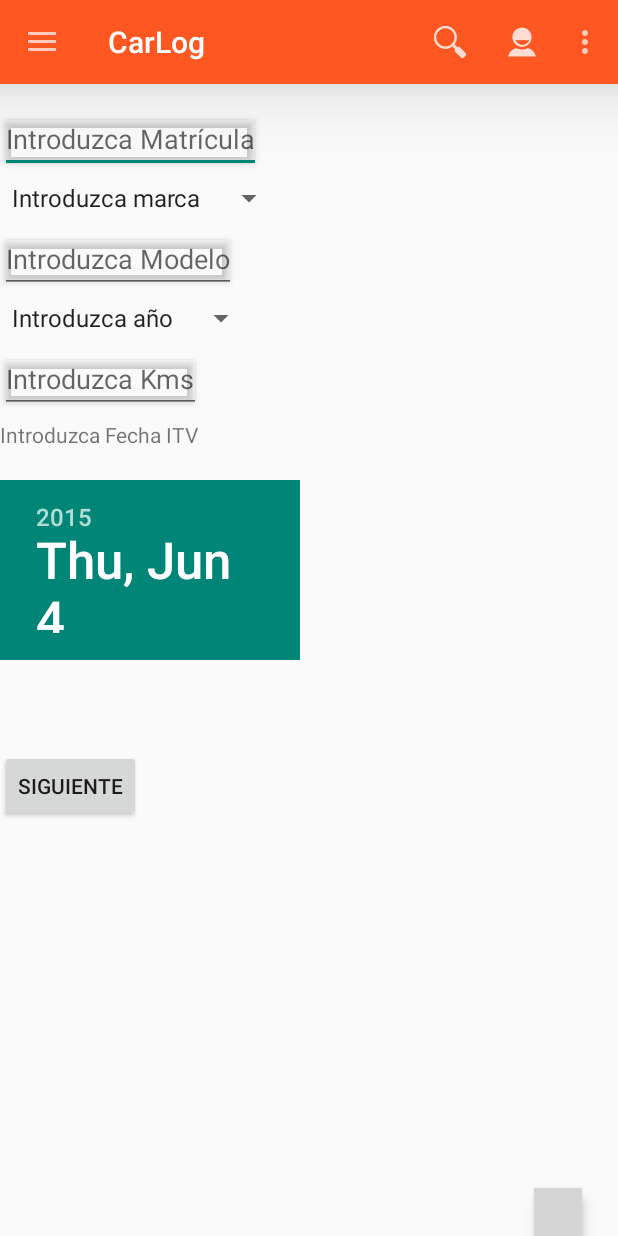
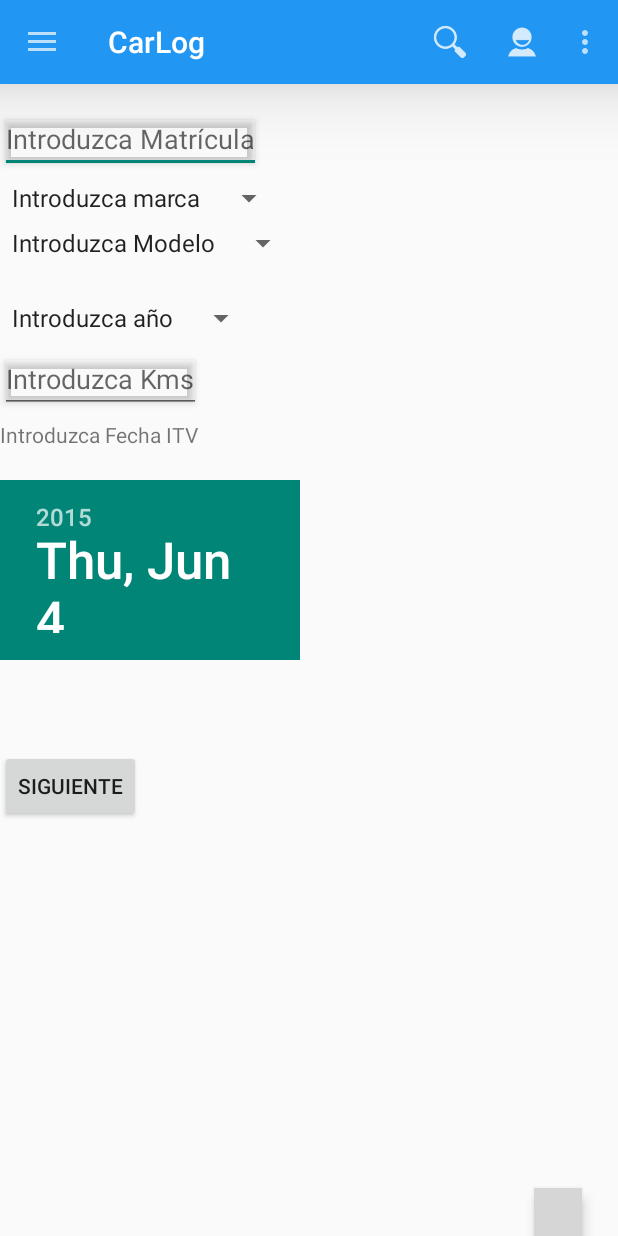
Before and after one commit to GilberAlvarado/CarLog, an Android app: the screen it shows after launch (MyActivity), on a phone screen of 412 x 824 dp. Run offline under Robolectric (Android 15) with nearby library versions, the phone set to English and light mode, and no system bars; libraries missing offline, so code that uses them is left out: com.afollestad.materialdialogs, com.gc.materialdesign; plain views replace ButtonFloat; 10 statements that could not run were skipped; grey boxes are pictures that could not be loaded.

Commit message:
- El textfield modelo pasa a ser un combobox - Se rellenan los combos de marca y modelo desde base de datos - El combo de modelos depende del de marcas cada vez que se cambia - Se cambian los colores del toolbar a azul

```diff
--- a/app/build.gradle
+++ b/app/build.gradle
@@ -29,4 +29,7 @@ dependencies {
 
     compile 'de.hdodenhof:circleimageview:1.2.1'
     compile 'com.android.support:recyclerview-v7:+'
+
+    compile 'me.drakeet.materialdialog:library:1.2.2'
+    compile 'com.afollestad:material-dialogs:0.7.5.1'
 }
--- a/app/src/main/java/com/carlog/gilberto/carlog/MyActivity.java
+++ b/app/src/main/java/com/carlog/gilberto/carlog/MyActivity.java
@@ -1,6 +1,8 @@
 package com.carlog.gilberto.carlog;
 
+import android.app.Activity;
 import android.content.Context;
+import android.content.DialogInterface;
 import android.content.Intent;
 import android.database.Cursor;
 import android.os.Bundle;
@@ -27,11 +29,15 @@ import android.widget.Spinner;
 import android.widget.TextView;
 import android.widget.Toast;
 
+import com.afollestad.materialdialogs.MaterialDialog;
 import com.carlog.gilberto.carlog.data.DBCar;
 import com.carlog.gilberto.carlog.data.DBLogs;
+import com.carlog.gilberto.carlog.data.DBMarcas;
+import com.carlog.gilberto.carlog.data.DBModelos;
 import com.gc.materialdesign.views.ButtonFlat;
 import com.gc.materialdesign.views.ButtonFloat;
 import com.gc.materialdesign.widgets.Dialog;
+
 
 import java.util.ArrayList;
 import java.util.Calendar;
@@ -64,8 +70,10 @@ public class MyActivity extends ActionBarActivity {
 
 
     private Spinner spinner_marcas;
+    private Spinner spinner_modelos;
     private Spinner spinner_years;
     private List<String> lista_marcas;
+    private List<String> lista_modelos;
     private List<String> lista_years;
 
     public final static int NO_YEARS = -1;
@@ -77,9 +85,17 @@ public class MyActivity extends ActionBarActivity {
         //spinner_marcas = (Spinner) findViewById(R.id.cmb_marcas);
         lista_marcas = new ArrayList<String>();
         spinner_marcas = (Spinner) this.findViewById(R.id.cmb_marcas);
-        lista_marcas.add(INICIAL_MARCA);
-        lista_marcas.add("Audi");
-        lista_marcas.add("BMW");
+
+        DBMarcas dbmarcas = new DBMarcas(getApplicationContext());
+        Cursor cursor = dbmarcas.buscarMarcas();
+
+        int i = 0;
+        for(cursor.moveToFirst(); !cursor.isAfterLast(); cursor.moveToNext()){
+            String marca = cursor.getString(cursor.getColumnIndex(DBMarcas.CN_MARCA));
+            lista_marcas.add(marca);
+        }
+
+
         ArrayAdapter<String> adaptador = new ArrayAdapter<String>(this, android.R.layout.simple_spinner_item, lista_marcas);
         adaptador.setDropDownViewResource(android.R.layout.simple_spinner_dropdown_item);
         spinner_marcas.setAdapter(adaptador);
@@ -88,6 +104,93 @@ public class MyActivity extends ActionBarActivity {
             int spinnerPostion = adaptador.getPosition(marca);
             spinner_marcas.setSelection(spinnerPostion);
             spinnerPostion = 0;
+        }
+
+    }
+
+
+    private void RellenarModelos() {
+        spinner_marcas.setOnItemSelectedListener(new AdapterView.OnItemSelectedListener() {
+            @Override
+            public void onItemSelected(AdapterView<?> parentView, View selectedItemView, int position, long id) {
+                lista_modelos = new ArrayList<String>(); // para borrar los anteriores y no añadir al final
+
+                String marca_seleccionada = spinner_marcas.getSelectedItem().toString();
+                DBMarcas dbmarcas = new DBMarcas(getApplicationContext());
+                Cursor c_marcas = dbmarcas.buscarMarcas(marca_seleccionada);
+
+                System.out.println("marca_seleccionada "+marca_seleccionada);
+
+                int id_marca = 0;
+                for (c_marcas.moveToFirst(); !c_marcas.isAfterLast(); c_marcas.moveToNext()) {
+                    id_marca = c_marcas.getInt(c_marcas.getColumnIndex(DBMarcas.CN_ID));
+                }
+
+                DBModelos dbmodelos = new DBModelos(getApplicationContext());
+                Cursor cursor = dbmodelos.buscarModelosDeMarca(id_marca);
+
+                lista_modelos.add(INICIAL_MODELO);
+                if(id_marca > 0 ) { // No es inicial_marca
+                    for (cursor.moveToFirst(); !cursor.isAfterLast(); cursor.moveToNext()) {
+                        String modelo = cursor.getString(cursor.getColumnIndex(DBModelos.CN_MODELO));
+                        lista_modelos.add(modelo);
+                    }
+                }
+
+                ArrayAdapter<String> adaptador = new ArrayAdapter<String>(parentView.getContext(), android.R.layout.simple_spinner_item, lista_modelos);
+                adaptador.setDropDownViewResource(android.R.layout.simple_spinner_dropdown_item);
+                spinner_modelos.setAdapter(adaptador);
+
+                if (!modelo.equals(INICIAL_MODELO)) {
+                    int spinnerPostion = adaptador.getPosition(modelo);
+                    spinner_modelos.setSelection(spinnerPostion);
+                }
+            }
+
+            @Override
+            public void onNothingSelected(AdapterView<?> parentView) {
+                // your code here
+            }
+
+        });
+
+
+        lista_modelos = new ArrayList<String>();
+        spinner_modelos = (Spinner) this.findViewById(R.id.cmb_modelo);
+
+        String marca_seleccionada = spinner_marcas.getSelectedItem().toString();
+        DBMarcas dbmarcas = new DBMarcas(getApplicationContext());
+        Cursor c_marcas = dbmarcas.buscarMarcas(marca_seleccionada);
+
+        int id_marca = 0;
+        for (c_marcas.moveToFirst(); !c_marcas.isAfterLast(); c_marcas.moveToNext()) {
+            id_marca = c_marcas.getInt(c_marcas.getColumnIndex(DBMarcas.CN_ID));
+        }
+
+        if(marca_seleccionada.equals(INICIAL_MARCA) || marca_seleccionada.isEmpty()) {
+            lista_modelos.add(INICIAL_MODELO);
+        }
+        else {
+            DBModelos dbmodelos = new DBModelos(getApplicationContext());
+            Cursor cursor = dbmodelos.buscarModelosDeMarca(id_marca);
+
+            lista_modelos.add(INICIAL_MODELO);
+            for (cursor.moveToFirst(); !cursor.isAfterLast(); cursor.moveToNext()) {
+                String modelo = cursor.getString(cursor.getColumnIndex(DBModelos.CN_MODELO));
+                lista_modelos.add(modelo);
+            }
+        }
+
+
+
+
+        ArrayAdapter<String> adaptador = new ArrayAdapter<String>(this, android.R.layout.simple_spinner_item, lista_modelos);
+        adaptador.setDropDownViewResource(android.R.layout.simple_spinner_dropdown_item);
+        spinner_modelos.setAdapter(adaptador);
+
+        if (!modelo.equals(INICIAL_MODELO)) {
+            int spinnerPostion = adaptador.getPosition(modelo);
+            spinner_modelos.setSelection(spinnerPostion);
         }
 
     }
@@ -186,14 +289,20 @@ public class MyActivity extends ActionBarActivity {
         TextView text = (TextView)findViewById(R.id.matricula);
         text.setText("");
 
-        text = (TextView)findViewById(R.id.modelo);
-        text.setText("");
-
         text=(TextView)findViewById(R.id.kms);
         text.setText("");
 
+        marca = INICIAL_MARCA;
+        modelo = INICIAL_MODELO;
+        kms = INICIAL_KMS;
+        year = INICIAL_YEAR;
+        matricula = INICIAL_MATRICULA;
+
+
         spinner_years.setSelection(0);
+        spinner_modelos.setSelection(0);
         spinner_marcas.setSelection(0);
+
 
 
         Calendar calendar = Calendar.getInstance();
@@ -268,6 +377,7 @@ public class MyActivity extends ActionBarActivity {
         }
     }
 
+
     private void coches_en_NavigationDrawer(final DBCar dbcar, Cursor c) {
         mRecyclerView = (RecyclerView) findViewById(R.id.RecyclerView); // Assigning the RecyclerView Object to the xml View
 
@@ -306,10 +416,9 @@ public class MyActivity extends ActionBarActivity {
 
         mAdapter.setOnLongClickListener(new View.OnLongClickListener() {
             @Override
-            public boolean onLongClick(View v) {
+            public boolean onLongClick(final View v) {
 
                 String matricula_seleccionada = mAdapter.getMatriculaSeleccionada(mRecyclerView.getChildPosition(v) - 1);
-
                 Cursor c = dbcar.buscarCoche(matricula_seleccionada); // Necesitamos saber si el coche que vamos a borrar es el activo
 
                 int activo = 0;
@@ -344,10 +453,10 @@ public class MyActivity extends ActionBarActivity {
 
                 ActualizarCochesDrawer(dbcar);
 
-                return true;
 
 
 
+                return true;
             }
         });
 
@@ -386,14 +495,13 @@ public class MyActivity extends ActionBarActivity {
 
     private void RellenarPantalla() {
         RellenarMarcas();
+        RellenarModelos();
         RellenarYears();
 
         TextView text = (TextView)findViewById(R.id.matricula);
         text.setText(matricula);
         //if(!matricula.equals("Introduzca Matrícula")) text.setEnabled(false); //no editable si ya está la matrícula
 
-        text = (TextView)findViewById(R.id.modelo);
-        text.setText(modelo);
 
         text=(TextView)findViewById(R.id.kms);
         text.setText(kms);
@@ -413,13 +521,13 @@ public class MyActivity extends ActionBarActivity {
         marca = spinner_marca.getSelectedItem().toString();
         System.out.println(marca);
 
+        Spinner spinner_modelo = (Spinner)findViewById(R.id.cmb_modelo);
+        modelo = spinner_modelo.getSelectedItem().toString();
+        System.out.println(modelo);
+
         matriculaT = (EditText) findViewById (R.id.matricula);
         matricula = matriculaT.getText().toString();
         System.out.println(matricula);
-
-        modeloT = (EditText) findViewById (R.id.modelo);
-        modelo = modeloT.getText().toString();
-        System.out.println(modelo);
 
         Spinner spinner_year = (Spinner)findViewById(R.id.cmb_years);
         year = spinner_year.getSelectedItem().toString();
@@ -517,7 +625,7 @@ public class MyActivity extends ActionBarActivity {
                 Toast.makeText(MyActivity.this, "Ha de introducir la matrícula.", Toast.LENGTH_LONG).show();
             } else if (TextUtils.isEmpty(marca) || marca.equals(INICIAL_MARCA)) {
                 Toast.makeText(MyActivity.this, "Ha de introducir la marca.", Toast.LENGTH_LONG).show();
-            } else if (TextUtils.isEmpty(modelo)) {
+            } else if (TextUtils.isEmpty(modelo) || marca.equals(INICIAL_MODELO)) {
                 Toast.makeText(MyActivity.this, "Ha de introducir el modelo.", Toast.LENGTH_LONG).show();
             } else if (TextUtils.isEmpty(kms)) {
                 Toast.makeText(MyActivity.this, "Ha de introducir el nº de kilómetros.", Toast.LENGTH_LONG).show();
--- a/app/src/main/java/com/carlog/gilberto/carlog/data/DBMarcas.java
+++ b/app/src/main/java/com/carlog/gilberto/carlog/data/DBMarcas.java
@@ -50,9 +50,15 @@ public class DBMarcas {
 
 
 
+    public Cursor buscarMarcas() {
+        String[] columnas = new String[]{CN_ID, CN_MARCA, CN_IMG};
+        return db.query(TABLE_NAME, columnas, null, null, null, null, null);
+
+    }
+
 
     public Cursor buscarMarcas(String marca) {
-        String[] columnas = new String[]{CN_MARCA, CN_IMG};
+        String[] columnas = new String[]{CN_ID, CN_MARCA, CN_IMG};
         return db.query(TABLE_NAME, columnas, CN_MARCA + "=?", new String[]{marca}, null, null, null);
 
     }
--- a/app/src/main/java/com/carlog/gilberto/carlog/data/DBModelos.java
+++ b/app/src/main/java/com/carlog/gilberto/carlog/data/DBModelos.java
@@ -49,11 +49,20 @@ public class DBModelos {
     }
 
 
+    public Cursor buscarModelos() {
+        String[] columnas = new String[]{CN_ID, CN_MODELO, CN_IMG, CN_MARCA};
+        return db.query(TABLE_NAME, columnas, null, null, null, null, null);
 
+    }
 
+    public Cursor buscarModelosDeMarca(int marca) {
+        String[] columnas = new String[]{CN_ID, CN_MARCA, CN_MODELO, CN_IMG};
+        return db.query(TABLE_NAME, columnas, CN_MARCA + "=?", new String[]{Integer.toString(marca)}, null, null, null);
+
+    }
 
     public Cursor buscarModelos(String modelo) {
-        String[] columnas = new String[]{CN_MARCA, CN_IMG};
+        String[] columnas = new String[]{CN_ID, CN_MARCA, CN_MODELO, CN_IMG};
         return db.query(TABLE_NAME, columnas, CN_MODELO + "=?", new String[]{modelo}, null, null, null);
 
     }
--- a/app/src/main/java/com/carlog/gilberto/carlog/data/DbHelper.java
+++ b/app/src/main/java/com/carlog/gilberto/carlog/data/DbHelper.java
@@ -19,7 +19,7 @@ import java.util.List;
 public class DbHelper extends SQLiteOpenHelper {
 
     private static final String DB_NAME = "carlog.sqlite";
-    private static final int DB_SCHEME_VERSION = 39;
+    private static final int DB_SCHEME_VERSION = 42;
 
     public DbHelper(Context context) {
         super(context, DB_NAME, null, DB_SCHEME_VERSION);
@@ -29,22 +29,22 @@ public class DbHelper extends SQLiteOpenHelper {
     public void onCreate(SQLiteDatabase sqLiteDatabase) {
      //   sqLiteDatabase.execSQL(DBCar.CREATE_TABLE);
         sqLiteDatabase.execSQL(DBLogs.CREATE_TABLE);
-      //  sqLiteDatabase.execSQL(DBMarcas.CREATE_TABLE);
-      //  sqLiteDatabase.execSQL(DBModelos.CREATE_TABLE);
+        sqLiteDatabase.execSQL(DBMarcas.CREATE_TABLE);
+        sqLiteDatabase.execSQL(DBModelos.CREATE_TABLE);
       //  sqLiteDatabase.execSQL(DBTiposRevision.CREATE_TABLE);
      //   sqLiteDatabase.execSQL(DBAceite.CREATE_TABLE);
 
-/*
+
         /// Inicializamos la tabla de modelos
-        String[] lista_modelos = {"TT", "Z3"};
-        String[] lista_img_modelos = {"modelo_audi_tt", "modelo_bmw_z4"};
-        int[] lista_marca_modelos = {1, 2};
+        String[] lista_modelos = {"Introduzca Modelo", "TT", "Z3"};
+        String[] lista_img_modelos = {"modelo_inicio", "modelo_audi_tt", "modelo_bmw_z4"};
+        int[] lista_marca_modelos = {0, 1, 2};
 
         sqLiteDatabase.beginTransaction();
         try {
             ContentValues values = new ContentValues();
             for (int i = 0; i < lista_modelos.length; i++) {
-                values.put(DBModelos.CN_ID, i+1);
+                values.put(DBModelos.CN_ID, i); // el 0 es para el inicio
                 values.put(DBModelos.CN_MODELO, lista_modelos[i]);
                 values.put(DBModelos.CN_IMG, lista_img_modelos[i]);
                 values.put(DBModelos.CN_MARCA, lista_marca_modelos[i]);
@@ -57,14 +57,14 @@ public class DbHelper extends SQLiteOpenHelper {
 
 
         /// Inicializamos la tabla de marcas
-        String[] lista_marcas = {"Audi", "BMW"};
-        String[] lista_img_marcas = {"logo_audi", "logo_bmw"};
+        String[] lista_marcas = {"Introduzca marca", "Audi", "BMW"};
+        String[] lista_img_marcas = {"logo_inicio", "logo_audi", "logo_bmw"};
 
         sqLiteDatabase.beginTransaction();
         try {
             ContentValues values = new ContentValues();
             for (int i = 0; i < lista_marcas.length; i++) {
-                values.put(DBMarcas.CN_ID, i+1);
+                values.put(DBMarcas.CN_ID, i); // el 0 es para el inicio
                 values.put(DBMarcas.CN_MARCA, lista_marcas[i]);
                 values.put(DBMarcas.CN_IMG, lista_img_marcas[i]);
                 sqLiteDatabase.insert(DBMarcas.TABLE_NAME, null, values);
@@ -74,7 +74,7 @@ public class DbHelper extends SQLiteOpenHelper {
             sqLiteDatabase.endTransaction();
         }
 
-
+/*
         /// Inicializamos la tabla de tipos de revisión
         String[] lista = {TipoLog.TIPO_REV_GENERAL, TipoLog.TIPO_ACEITE, TipoLog.TIPO_FILTRO_AIRE, TipoLog.TIPO_FILTRO_ACEITE, TipoLog.TIPO_FILTRO_GASOLINA};
 
@@ -117,8 +117,8 @@ public class DbHelper extends SQLiteOpenHelper {
     public void onUpgrade(SQLiteDatabase sqLiteDatabase, int old_version, int new_version) {
         sqLiteDatabase.execSQL("DROP TABLE IF EXISTS " + DBLogs.TABLE_NAME);
        // sqLiteDatabase.execSQL("DROP TABLE IF EXISTS " + DBCar.TABLE_NAME);
-       // sqLiteDatabase.execSQL("DROP TABLE IF EXISTS " + DBMarcas.TABLE_NAME);
-       // sqLiteDatabase.execSQL("DROP TABLE IF EXISTS " + DBModelos.TABLE_NAME);
+        sqLiteDatabase.execSQL("DROP TABLE IF EXISTS " + DBMarcas.TABLE_NAME);
+        sqLiteDatabase.execSQL("DROP TABLE IF EXISTS " + DBModelos.TABLE_NAME);
       //  sqLiteDatabase.execSQL("DROP TABLE IF EXISTS " + DBTiposRevision.TABLE_NAME);
       //  sqLiteDatabase.execSQL("DROP TABLE IF EXISTS " + DBAceite.TABLE_NAME);
         onCreate(sqLiteDatabase);
--- a/app/src/main/res/layout/activity_my.xml
+++ b/app/src/main/res/layout/activity_my.xml
@@ -45,14 +45,12 @@
 
 
 
-            <EditText
-                android:id="@+id/modelo"
+            <Spinner
+                android:id="@+id/cmb_modelo"
                 android:layout_width="wrap_content"
                 android:layout_height="wrap_content"
                 android:layout_marginTop="150dp"
-                android:hint="Introduzca Modelo"
-                android:elevation="3dp"
-                android:text="" />
+                android:elevation="3dp"/>
 
 
             <Spinner
--- a/app/src/main/res/values/color.xml
+++ b/app/src/main/res/values/color.xml
@@ -1,5 +1,5 @@
 <?xml version="1.0" encoding="utf-8"?>
     <resources>
-        <color name="ColorPrimary">#FF5722</color>
-        <color name="ColorPrimaryDark">#E64A19</color>
+        <color name="ColorPrimary">#2196F3</color>
+        <color name="ColorPrimaryDark">#42A5F5</color>
     </resources>
```
Also changed, not shown: 1 other file.
